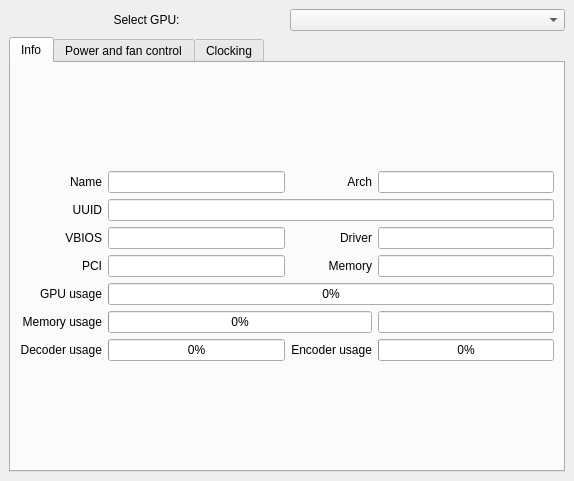
Old version of the form ui/mainwindow.ui in the repository AlexandrAlexeev7119/NvCtrl-linux.
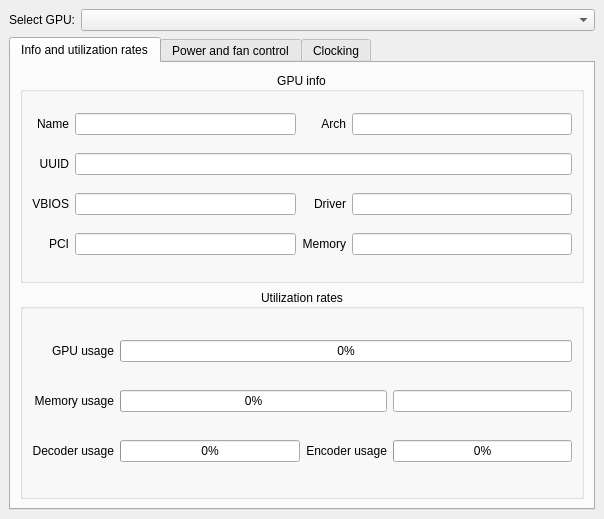
New version of the form. The open tabs and pages were chosen to show the change.

The edit to the form file:
```diff
--- a/ui/mainwindow.ui
+++ b/ui/mainwindow.ui
@@ -6,18 +6,15 @@
    <rect>
     <x>0</x>
     <y>0</y>
-    <width>574</width>
-    <height>481</height>
+    <width>604</width>
+    <height>519</height>
    </rect>
   </property>
   <property name="windowTitle">
    <string>GWEpp - Nvidia control utility</string>
   </property>
   <widget class="QWidget" name="centralwidget">
-   <layout class="QGridLayout" name="gridLayout_2">
-    <item row="0" column="1">
-     <widget class="QComboBox" name="comboBox_select_GPU"/>
-    </item>
+   <layout class="QFormLayout" name="formLayout_2">
     <item row="0" column="0">
      <widget class="QLabel" name="label_select_GPU">
       <property name="text">
@@ -28,6 +25,9 @@
       </property>
      </widget>
     </item>
+    <item row="0" column="1">
+     <widget class="QComboBox" name="comboBox_select_GPU"/>
+    </item>
     <item row="1" column="0" colspan="2">
      <widget class="QTabWidget" name="tabWidget">
       <property name="currentIndex">
@@ -35,28 +35,46 @@
       </property>
       <widget class="QWidget" name="tab_info">
        <attribute name="title">
-        <string>Info</string>
+        <string>Info and utilization rates</string>
        </attribute>
        <layout class="QGridLayout" name="gridLayout_4">
+        <item row="1" column="0">
+         <widget class="QGroupBox" name="groupBox_static_info">
+          <property name="font">
+           <font>
+            <pointsize>9</pointsize>
+           </font>
+          </property>
+          <property name="title">
+           <string>GPU info</string>
+          </property>
+          <property name="alignment">
+           <set>Qt::AlignCenter</set>
+          </property>
+          <property name="flat">
+           <bool>false</bool>
+          </property>
+          <property name="checkable">
+           <bool>false</bool>
+          </property>
+          <layout class="QGridLayout" name="gridLayout">
         <item row="0" column="0">
-         <layout class="QGridLayout" name="gridLayout_3">
-          <item row="5" column="0">
-           <widget class="QLabel" name="label_GPU_mem_usage">
+            <widget class="QLabel" name="label_GPU_name">
             <property name="text">
-             <string>Memory usage</string>
+              <string>Name</string>
             </property>
             <property name="alignment">
              <set>Qt::AlignRight|Qt::AlignTrailing|Qt::AlignVCenter</set>
             </property>
            </widget>
           </item>
-          <item row="3" column="0">
-           <widget class="QLabel" name="label_GPU_pci">
-            <property name="text">
-             <string>PCI</string>
-            </property>
+           <item row="0" column="1">
+            <widget class="QLineEdit" name="lineEdit_GPU_name">
             <property name="alignment">
-             <set>Qt::AlignRight|Qt::AlignTrailing|Qt::AlignVCenter</set>
+              <set>Qt::AlignCenter</set>
+             </property>
+             <property name="readOnly">
+              <bool>true</bool>
             </property>
            </widget>
           </item>
@@ -70,28 +88,8 @@
             </property>
            </widget>
           </item>
-          <item row="3" column="2">
-           <widget class="QLabel" name="label_GPU_total_mem">
-            <property name="text">
-             <string>Memory</string>
-            </property>
-            <property name="alignment">
-             <set>Qt::AlignRight|Qt::AlignTrailing|Qt::AlignVCenter</set>
-            </property>
-           </widget>
-          </item>
-          <item row="0" column="0">
-           <widget class="QLabel" name="label_GPU_name">
-            <property name="text">
-             <string>Name</string>
-            </property>
-            <property name="alignment">
-             <set>Qt::AlignRight|Qt::AlignTrailing|Qt::AlignVCenter</set>
-            </property>
-           </widget>
-          </item>
-          <item row="2" column="3">
-           <widget class="QLineEdit" name="lineEdit_GPU_driver_ver">
+           <item row="0" column="3">
+            <widget class="QLineEdit" name="lineEdit_GPU_arch">
             <property name="alignment">
              <set>Qt::AlignCenter</set>
             </property>
@@ -100,23 +98,6 @@
             </property>
            </widget>
           </item>
-          <item row="2" column="0">
-           <widget class="QLabel" name="label_GPU_VBIOS_ver">
-            <property name="text">
-             <string>VBIOS</string>
-            </property>
-            <property name="alignment">
-             <set>Qt::AlignRight|Qt::AlignTrailing|Qt::AlignVCenter</set>
-            </property>
-           </widget>
-          </item>
-          <item row="4" column="1" colspan="3">
-           <widget class="QProgressBar" name="progressBar_GPU_usage">
-            <property name="value">
-             <number>0</number>
-            </property>
-           </widget>
-          </item>
           <item row="1" column="0">
            <widget class="QLabel" name="label_GPU_uuid">
             <property name="text">
@@ -127,33 +108,16 @@
             </property>
            </widget>
           </item>
-          <item row="4" column="0">
-           <widget class="QLabel" name="label_GPU_usage">
+           <item row="2" column="0">
+            <widget class="QLabel" name="label_GPU_VBIOS_ver">
             <property name="text">
-             <string>GPU usage</string>
+              <string>VBIOS</string>
             </property>
             <property name="alignment">
              <set>Qt::AlignRight|Qt::AlignTrailing|Qt::AlignVCenter</set>
             </property>
            </widget>
           </item>
-          <item row="5" column="1" colspan="2">
-           <widget class="QProgressBar" name="progressBar_GPU_mem_usage">
-            <property name="value">
-             <number>0</number>
-            </property>
-           </widget>
-          </item>
-          <item row="3" column="3">
-           <widget class="QLineEdit" name="lineEdit_GPU_total_mem">
-            <property name="alignment">
-             <set>Qt::AlignCenter</set>
-            </property>
-            <property name="readOnly">
-             <bool>true</bool>
-            </property>
-           </widget>
-          </item>
           <item row="2" column="1">
            <widget class="QLineEdit" name="lineEdit_GPU_VBIOS_ver">
             <property name="alignment">
@@ -164,46 +128,6 @@
             </property>
            </widget>
           </item>
-          <item row="0" column="3">
-           <widget class="QLineEdit" name="lineEdit_GPU_arch">
-            <property name="alignment">
-             <set>Qt::AlignCenter</set>
-            </property>
-            <property name="readOnly">
-             <bool>true</bool>
-            </property>
-           </widget>
-          </item>
-          <item row="3" column="1">
-           <widget class="QLineEdit" name="lineEdit_GPU_pci">
-            <property name="alignment">
-             <set>Qt::AlignCenter</set>
-            </property>
-            <property name="readOnly">
-             <bool>true</bool>
-            </property>
-           </widget>
-          </item>
-          <item row="5" column="3">
-           <widget class="QLineEdit" name="lineEdit_GPU_mem_usage">
-            <property name="alignment">
-             <set>Qt::AlignCenter</set>
-            </property>
-            <property name="readOnly">
-             <bool>true</bool>
-            </property>
-           </widget>
-          </item>
-          <item row="0" column="1">
-           <widget class="QLineEdit" name="lineEdit_GPU_name">
-            <property name="alignment">
-             <set>Qt::AlignCenter</set>
-            </property>
-            <property name="readOnly">
-             <bool>true</bool>
-            </property>
-           </widget>
-          </item>
           <item row="2" column="2">
            <widget class="QLabel" name="label_GPU_driver_ver">
             <property name="text">
@@ -214,6 +138,56 @@
             </property>
            </widget>
           </item>
+           <item row="2" column="3">
+            <widget class="QLineEdit" name="lineEdit_GPU_driver_ver">
+             <property name="alignment">
+              <set>Qt::AlignCenter</set>
+             </property>
+             <property name="readOnly">
+              <bool>true</bool>
+             </property>
+            </widget>
+           </item>
+           <item row="3" column="0">
+            <widget class="QLabel" name="label_GPU_pci">
+             <property name="text">
+              <string>PCI</string>
+             </property>
+             <property name="alignment">
+              <set>Qt::AlignRight|Qt::AlignTrailing|Qt::AlignVCenter</set>
+             </property>
+            </widget>
+           </item>
+           <item row="3" column="1">
+            <widget class="QLineEdit" name="lineEdit_GPU_pci">
+             <property name="alignment">
+              <set>Qt::AlignCenter</set>
+             </property>
+             <property name="readOnly">
+              <bool>true</bool>
+             </property>
+            </widget>
+           </item>
+           <item row="3" column="2">
+            <widget class="QLabel" name="label_GPU_total_mem">
+             <property name="text">
+              <string>Memory</string>
+             </property>
+             <property name="alignment">
+              <set>Qt::AlignRight|Qt::AlignTrailing|Qt::AlignVCenter</set>
+             </property>
+            </widget>
+           </item>
+           <item row="3" column="3">
+            <widget class="QLineEdit" name="lineEdit_GPU_total_mem">
+             <property name="alignment">
+              <set>Qt::AlignCenter</set>
+             </property>
+             <property name="readOnly">
+              <bool>true</bool>
+             </property>
+            </widget>
+           </item>
           <item row="1" column="1" colspan="3">
            <widget class="QLineEdit" name="lineEdit_GPU_uuid">
             <property name="alignment">
@@ -224,7 +198,60 @@
             </property>
            </widget>
           </item>
-          <item row="6" column="0">
+          </layout>
+         </widget>
+        </item>
+        <item row="2" column="0">
+         <widget class="QGroupBox" name="groupBox_dynamic_info">
+          <property name="font">
+           <font>
+            <pointsize>9</pointsize>
+           </font>
+          </property>
+          <property name="title">
+           <string>Utilization rates</string>
+          </property>
+          <property name="alignment">
+           <set>Qt::AlignCenter</set>
+          </property>
+          <property name="flat">
+           <bool>false</bool>
+          </property>
+          <property name="checkable">
+           <bool>false</bool>
+          </property>
+          <layout class="QGridLayout" name="gridLayout_2">
+           <item row="0" column="0">
+            <widget class="QLabel" name="label_GPU_usage">
+             <property name="text">
+              <string>GPU usage</string>
+             </property>
+             <property name="alignment">
+              <set>Qt::AlignRight|Qt::AlignTrailing|Qt::AlignVCenter</set>
+             </property>
+            </widget>
+           </item>
+           <item row="1" column="0">
+            <widget class="QLabel" name="label_GPU_mem_usage">
+             <property name="text">
+              <string>Memory usage</string>
+             </property>
+             <property name="alignment">
+              <set>Qt::AlignRight|Qt::AlignTrailing|Qt::AlignVCenter</set>
+             </property>
+            </widget>
+           </item>
+           <item row="1" column="3">
+            <widget class="QLineEdit" name="lineEdit_GPU_mem_usage">
+             <property name="alignment">
+              <set>Qt::AlignCenter</set>
+             </property>
+             <property name="readOnly">
+              <bool>true</bool>
+             </property>
+            </widget>
+           </item>
+           <item row="2" column="0">
            <widget class="QLabel" name="label_GPU_decoder_usage">
             <property name="text">
              <string>Decoder usage</string>
@@ -234,7 +261,14 @@
             </property>
            </widget>
           </item>
-          <item row="6" column="2">
+           <item row="2" column="1">
+            <widget class="QProgressBar" name="progressBar_GPU_decoder_usage">
+             <property name="value">
+              <number>0</number>
+             </property>
+            </widget>
+           </item>
+           <item row="2" column="2">
            <widget class="QLabel" name="label_GPU_encoder_usage">
             <property name="text">
              <string>Encoder usage</string>
@@ -244,21 +278,29 @@
             </property>
            </widget>
           </item>
-          <item row="6" column="1">
-           <widget class="QProgressBar" name="progressBar_GPU_decoder_usage">
-            <property name="value">
-             <number>0</number>
-            </property>
-           </widget>
-          </item>
-          <item row="6" column="3">
+           <item row="2" column="3">
            <widget class="QProgressBar" name="progressBar_GPU_encoder_usage">
             <property name="value">
              <number>0</number>
             </property>
            </widget>
           </item>
-         </layout>
+           <item row="0" column="1" colspan="3">
+            <widget class="QProgressBar" name="progressBar_GPU_usage">
+             <property name="value">
+              <number>0</number>
+             </property>
+            </widget>
+           </item>
+           <item row="1" column="1" colspan="2">
+            <widget class="QProgressBar" name="progressBar_GPU_mem_usage">
+             <property name="value">
+              <number>0</number>
+             </property>
+            </widget>
+           </item>
+          </layout>
+         </widget>
         </item>
        </layout>
       </widget>
```
Left out of the diff: 2 changed lines with no effect on the pictures. Lines whose indentation alone changed are shown as unchanged.
